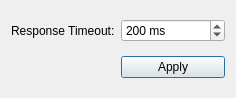
Above: qtserialbus/examples/serialbus/modbus/master/settingsdialog.ui from the-Qd-Project/Qd5 before the change. Below: the same form after it.
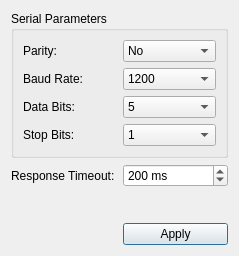
That is the form after the change.

Diff of the .ui file:
```diff
--- a/qtserialbus/examples/serialbus/modbus/master/settingsdialog.ui
+++ b/qtserialbus/examples/serialbus/modbus/master/settingsdialog.ui
@@ -6,22 +6,175 @@
    <rect>
     <x>0</x>
     <y>0</y>
-    <width>236</width>
-    <height>98</height>
+    <width>239</width>
+    <height>256</height>
    </rect>
   </property>
   <property name="windowTitle">
    <string>Modbus Settings</string>
   </property>
   <layout class="QGridLayout" name="gridLayout">
-   <item row="0" column="0">
+   <item row="0" column="0" colspan="2">
+    <widget class="QGroupBox" name="groupBox">
+     <property name="title">
+      <string>Serial Parameters</string>
+     </property>
+     <layout class="QGridLayout" name="gridLayout_2">
+      <item row="0" column="0">
+       <widget class="QLabel" name="label_2">
+        <property name="text">
+         <string>Parity:</string>
+        </property>
+       </widget>
+      </item>
+      <item row="0" column="1">
+       <widget class="QComboBox" name="parityCombo">
+        <item>
+         <property name="text">
+          <string>No</string>
+         </property>
+        </item>
+        <item>
+         <property name="text">
+          <string>Even</string>
+         </property>
+        </item>
+        <item>
+         <property name="text">
+          <string>Odd</string>
+         </property>
+        </item>
+        <item>
+         <property name="text">
+          <string>Space</string>
+         </property>
+        </item>
+        <item>
+         <property name="text">
+          <string>Mark</string>
+         </property>
+        </item>
+       </widget>
+      </item>
+      <item row="1" column="0">
+       <widget class="QLabel" name="label_3">
+        <property name="text">
+         <string>Baud Rate:</string>
+        </property>
+       </widget>
+      </item>
+      <item row="1" column="1">
+       <widget class="QComboBox" name="baudCombo">
+        <item>
+         <property name="text">
+          <string>1200</string>
+         </property>
+        </item>
+        <item>
+         <property name="text">
+          <string>2400</string>
+         </property>
+        </item>
+        <item>
+         <property name="text">
+          <string>4800</string>
+         </property>
+        </item>
+        <item>
+         <property name="text">
+          <string>9600</string>
+         </property>
+        </item>
+        <item>
+         <property name="text">
+          <string>19200</string>
+         </property>
+        </item>
+        <item>
+         <property name="text">
+          <string>38400</string>
+         </property>
+        </item>
+        <item>
+         <property name="text">
+          <string>57600</string>
+         </property>
+        </item>
+        <item>
+         <property name="text">
+          <string>115200</string>
+         </property>
+        </item>
+       </widget>
+      </item>
+      <item row="2" column="0">
+       <widget class="QLabel" name="label_4">
+        <property name="text">
+         <string>Data Bits:</string>
+        </property>
+       </widget>
+      </item>
+      <item row="2" column="1">
+       <widget class="QComboBox" name="dataBitsCombo">
+        <item>
+         <property name="text">
+          <string>5</string>
+         </property>
+        </item>
+        <item>
+         <property name="text">
+          <string>6</string>
+         </property>
+        </item>
+        <item>
+         <property name="text">
+          <string>7</string>
+         </property>
+        </item>
+        <item>
+         <property name="text">
+          <string>8</string>
+         </property>
+        </item>
+       </widget>
+      </item>
+      <item row="3" column="0">
+       <widget class="QLabel" name="label_5">
+        <property name="text">
+         <string>Stop Bits:</string>
+        </property>
+       </widget>
+      </item>
+      <item row="3" column="1">
+       <widget class="QComboBox" name="stopBitsCombo">
+        <item>
+         <property name="text">
+          <string>1</string>
+         </property>
+        </item>
+        <item>
+         <property name="text">
+          <string>3</string>
+         </property>
+        </item>
+        <item>
+         <property name="text">
+          <string>2</string>
+         </property>
+        </item>
+       </widget>
+      </item>
+     </layout>
+    </widget>
+   </item>
+   <item row="1" column="0">
     <widget class="QLabel" name="label">
      <property name="text">
       <string>Response Timeout:</string>
      </property>
     </widget>
    </item>
-   <item row="0" column="1">
+   <item row="1" column="1">
     <widget class="QSpinBox" name="timeoutSpinner">
      <property name="accelerated">
       <bool>true</bool>
@@ -43,7 +196,20 @@
      </property>
     </widget>
    </item>
-   <item row="1" column="1">
+   <item row="2" column="1">
+    <spacer name="verticalSpacer">
+     <property name="orientation">
+      <enum>Qt::Vertical</enum>
+     </property>
+     <property name="sizeHint" stdset="0">
+      <size>
+       <width>20</width>
+       <height>43</height>
+      </size>
+     </property>
+    </spacer>
+   </item>
+   <item row="3" column="1">
     <widget class="QPushButton" name="applyButton">
      <property name="text">
       <string>Apply</string>
```
